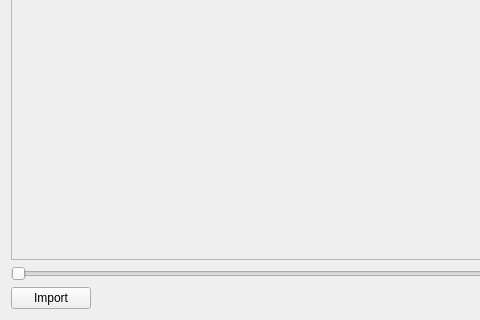
First picture: the form in src/app/gui/playback.ui, repository introlab/rendezvous, before the edit; both pictures show x 0 to 480 and y 218 to 538 of the 810 by 538 pixel window.
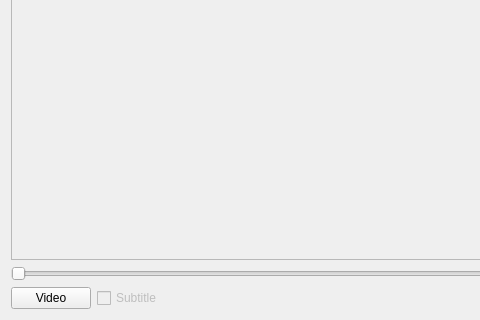
Second picture: the form after the edit.

Commit message:
Rdv 196 use srt in playback (#41)
* Subtitle feature

What changed in the file:
```diff
--- a/src/app/gui/playback.ui
+++ b/src/app/gui/playback.ui
@@ -60,7 +60,20 @@
        <item>
         <widget class="QPushButton" name="importMediaBtn">
          <property name="text">
-          <string>Import</string>
+          <string>Video</string>
+         </property>
+        </widget>
+       </item>
+       <item>
+        <widget class="QCheckBox" name="subtitleCheckBox">
+         <property name="enabled">
+          <bool>false</bool>
+         </property>
+         <property name="text">
+          <string>Subtitle</string>
+         </property>
+         <property name="checked">
+          <bool>false</bool>
          </property>
         </widget>
        </item>
```
The commit also changes 3 other files.
